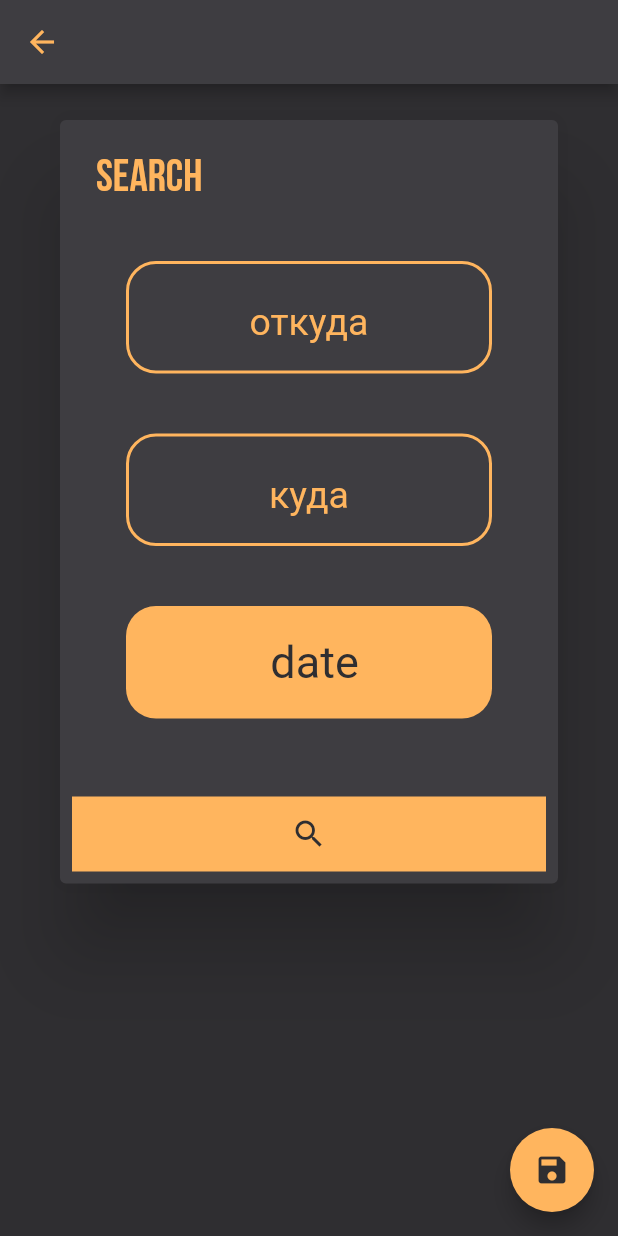
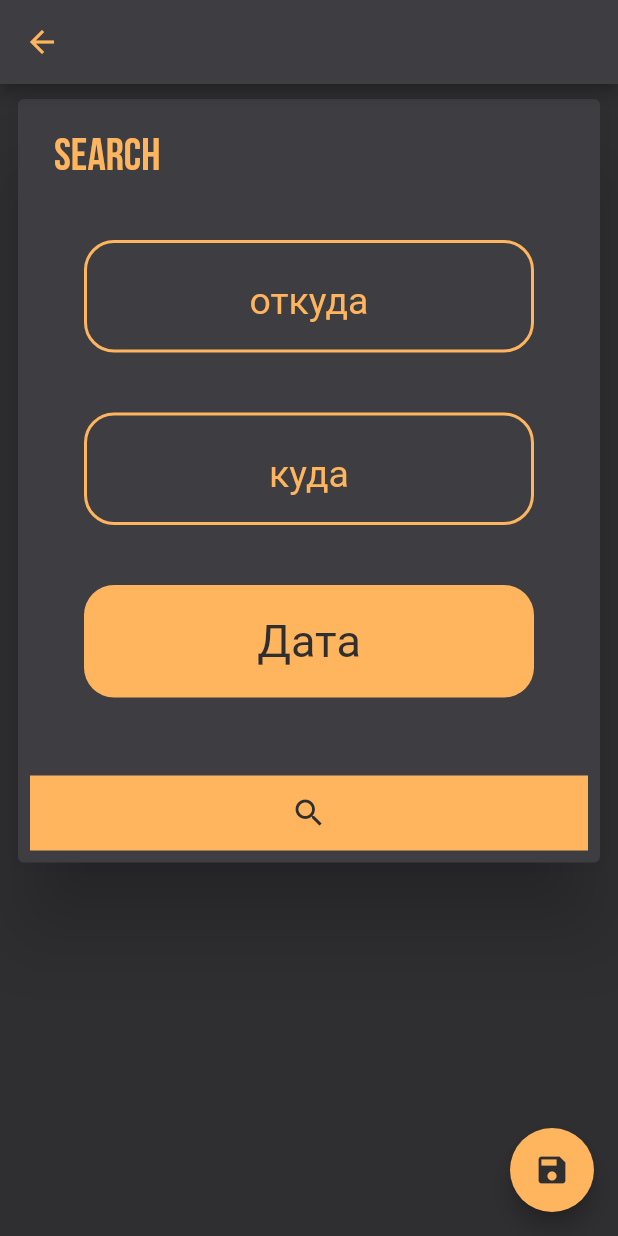
Before and after one commit to YourFoxy/uber, a Flutter app: the RouteSearchPage screen opened by its route, on a phone screen of 412 x 824 dp. Run offline on Flutter 3.47's test engine with Material 2 defaults, Android fonts, the phone set to English and light mode, and no system bars; our stand-ins replace cloud_firestore, csv, firebase_auth, firebase_core, firebase_storage, flutter_bloc and 6 more; missing offline and left inert: dart:ffi; accounts and stored records are empty.

Commit message:
created dialog

```diff
--- a/lib/bloc/page_bloc/route_search/route_search_bloc.dart
+++ b/lib/bloc/page_bloc/route_search/route_search_bloc.dart
@@ -12,14 +12,14 @@ class RouteSearchBloc extends Bloc<RouteSearchEvent, RouteSearchState> {
     // on<ShowRouteEvent>(_onShowRouteEvent);
     // on<ShowPhoneNumberEvent>(_onShowPhoneNumberEvent);
     //on<CallEvent>(_onCallEvent);
-    on<ShowCalendarForSearchEvent>(_onShowCalendarEvent);
-    on<ShowRouteListEvent>(_onShowLocationForArrivalPointEvent);
-    on<CloseWidgetEvent>(_onCloseWidgetEvent);
+    // on<ShowCalendarForSearchEvent>(_onShowCalendarEvent);
+    on<ShowFoundeRouteEvent>(_onShowFoundeRouteEvent);
+    on<OpenSearchDialogEvent>(_onOpenSearchDialogEvent);
   }
 
-  _onShowRouteEvent(event, emit) {
-    emit(const ShowFoundeRouteState());
-  }
+  // _onShowRouteEvent(event, emit) {
+  //   emit(const ShowFoundeRouteState());
+  // }
 
   // _onShowPhoneNumberEvent(event, emit) {
   //   emit(const ShowPhoneNumberState());
@@ -33,16 +33,24 @@ class RouteSearchBloc extends Bloc<RouteSearchEvent, RouteSearchState> {
   //     throw "Can't phone that number.";
   //   }
   // }
-  _onShowCalendarEvent(event, emit) {
-    emit(
-      const ShowCalendarForSearchState(),
-    );
-  }
 
-  _onShowLocationForArrivalPointEvent(event, emit) async {
+  // _onShowCalendarEvent(event, emit) {
+  //   emit(
+  //     const ShowCalendarForSearchState(),
+  //   );
+  // }
+
+  _onShowFoundeRouteEvent(event, emit) async {
     List<List<String>> locationMap =
         await LocationData.createLocationMap(event.context);
-    emit(ShowRouteListState(locationMap: locationMap));
+    emit(
+      ShowFoundeRouteState(
+        routesAndDates: await UserData.getRoutesWithParameters(
+          fromSearchRoute: '${event.fromRoute}',
+          toSearchRoute: '${event.toRoute}',
+        ),
+      ),
+    );
   }
 
   // _onShowLocationForDeparturePointEvent(event, emit) async {
@@ -53,8 +61,8 @@ class RouteSearchBloc extends Bloc<RouteSearchEvent, RouteSearchState> {
   //       locationMap: locationMap));
   // }
 
-  _onCloseWidgetEvent(event, emit) {
-    emit(const CloseWidgetState());
+  _onOpenSearchDialogEvent(event, emit) {
+    emit(const OpenSearchDialogState());
   }
 
   // _onSearchRoutesEvent(event, emit) async {
--- a/lib/bloc/page_bloc/route_search/route_search_event.dart
+++ b/lib/bloc/page_bloc/route_search/route_search_event.dart
@@ -2,12 +2,15 @@ part of 'route_search_bloc.dart';
 
 @freezed
 class RouteSearchEvent with _$RouteSearchEvent {
-  const factory RouteSearchEvent.showRoute() = ShowFoundeRouteEvent;
-  const factory RouteSearchEvent.showRouteList(
-      {required BuildContext context}) = ShowRouteListEvent;
-  const factory RouteSearchEvent.showCalendar() = ShowCalendarForSearchEvent;
+  const factory RouteSearchEvent.showRoute(
+      {required String fromRoute,
+      required String toRoute}) = ShowFoundeRouteEvent;
+  const factory RouteSearchEvent.openSearchDialog() = OpenSearchDialogEvent;
+  // const factory RouteSearchEvent.showRouteList(
+  //     {required BuildContext context}) = ShowRouteListEvent;
+  // const factory RouteSearchEvent.showCalendar() = ShowCalendarForSearchEvent;
 
-  const factory RouteSearchEvent.closeWidget() = CloseWidgetEvent;
+  //const factory RouteSearchEvent.closeWidget() = CloseWidgetEvent;
   // const factory RouteSearchEvent.searchRoutes({
   //   required String fromRoute,
   //   required String toRoute,
--- a/lib/bloc/page_bloc/route_search/route_search_state.dart
+++ b/lib/bloc/page_bloc/route_search/route_search_state.dart
@@ -9,9 +9,11 @@ class RouteSearchState with _$RouteSearchState {
 //           {required List<List<String>> locationMap}) =
 //       ShowLocationState;
   const factory RouteSearchState.initPage() = InitSearchRouteState;
-  const factory RouteSearchState.showRoute() = ShowFoundeRouteState;
-  const factory RouteSearchState.showRouteList(
-      {required List<List<String>> locationMap}) = ShowRouteListState;
-  const factory RouteSearchState.showCalendar() = ShowCalendarForSearchState;
-  const factory RouteSearchState.closeWidget() = CloseWidgetState;
+   const factory RouteSearchState.showRoute({required List<Map<String, String>> routesAndDates}) = ShowFoundeRouteState;
+  const factory RouteSearchState.openSearchDialog() = OpenSearchDialogState;
+//   const factory RouteSearchState.showRoute() = ShowFoundeRouteState;
+//   const factory RouteSearchState.showRouteList(
+//       {required List<List<String>> locationMap}) = ShowRouteListState;
+//  // const factory RouteSearchState.showCalendar() = ShowCalendarForSearchState;
+//   const factory RouteSearchState.closeWidget() = CloseWidgetState;
 }
--- a/lib/bloc/widget_bloc/search_routes_dialog/search_routes_dialog_bloc.dart
+++ b/lib/bloc/widget_bloc/search_routes_dialog/search_routes_dialog_bloc.dart
@@ -0,0 +1,38 @@
+import 'package:uber/scripts/index.dart';
+
+part 'search_routes_dialog_event.dart';
+part 'search_routes_dialog_state.dart';
+part 'search_routes_dialog_bloc.freezed.dart';
+
+class SearchRoutesDialogBloc
+    extends Bloc<SearchRoutesDialogEvent, SearchRoutesDialogState> {
+  SearchRoutesDialogBloc() : super(const InitDialogState()) {
+    on<ShowAllDeparturePointsEvent>(_onShowAllDeparturePointsEvent);
+    on<ShowAllArrivalPointsEvent>(_onShowAllArrivalPointsEvent);
+    on<CloseAllWidgetEvent>(_onCloseWidgetEvent);
+    on<ShowCalendarForSearchEvent>(_onShowCalendarForSearchEvent);
+  }
+  _onShowAllDeparturePointsEvent(event, emit) async {
+    List<List<String>> locationMap =
+        await LocationData.createLocationMap(event.context);
+    emit(ShowAllDeparturePointsState(locationMap: locationMap));
+  }
+
+  _onShowAllArrivalPointsEvent(event, emit) async {
+    List<List<String>> locationMap =
+        await LocationData.createLocationMap(event.context);
+
+    emit(ShowAllArrivalPointsState(locationMap: locationMap));
+  }
+
+  _onCloseWidgetEvent(event, emit) {
+    emit(const CloseAllWidgetState());
+  }
+
+  _onShowCalendarForSearchEvent(event, emit) {
+    emit(
+      //const _ShowCalendarState(),
+      const ShowCalendarForSearchState(),
+    );
+  }
+}
--- a/lib/bloc/widget_bloc/search_routes_dialog/search_routes_dialog_event.dart
+++ b/lib/bloc/widget_bloc/search_routes_dialog/search_routes_dialog_event.dart
@@ -0,0 +1,14 @@
+part of 'search_routes_dialog_bloc.dart';
+
+@freezed
+class SearchRoutesDialogEvent with _$SearchRoutesDialogEvent {
+  const factory SearchRoutesDialogEvent.showAllDeparturePoints(
+      {required BuildContext context}) = ShowAllDeparturePointsEvent;
+  const factory SearchRoutesDialogEvent.showAllArrivalPoints(
+      {required BuildContext context}) = ShowAllArrivalPointsEvent;
+  const factory SearchRoutesDialogEvent.showCalendar() =
+      ShowCalendarForSearchEvent;
+  const factory SearchRoutesDialogEvent.closeWidget() = CloseAllWidgetEvent;
+
+
+}
--- a/lib/bloc/widget_bloc/search_routes_dialog/search_routes_dialog_state.dart
+++ b/lib/bloc/widget_bloc/search_routes_dialog/search_routes_dialog_state.dart
@@ -0,0 +1,13 @@
+part of 'search_routes_dialog_bloc.dart';
+
+@freezed
+class SearchRoutesDialogState with _$SearchRoutesDialogState {
+  const factory SearchRoutesDialogState.initDialog() = InitDialogState;
+  const factory SearchRoutesDialogState.showAllArrivalPoints(
+      {required List<List<String>> locationMap}) = ShowAllArrivalPointsState;
+  const factory SearchRoutesDialogState.showAllDeparturePoints(
+      {required List<List<String>> locationMap}) = ShowAllDeparturePointsState;
+  const factory SearchRoutesDialogState.showCalendar() =
+      ShowCalendarForSearchState;
+  const factory SearchRoutesDialogState.closeWidget() = CloseAllWidgetState;
+}
--- a/lib/main.dart
+++ b/lib/main.dart
@@ -45,6 +45,8 @@ void registerBlocsFactory() {
   _getIt.registerFactory<RouteFoundCardBloc>(() => RouteFoundCardBloc());
   _getIt.registerFactory<TextFieldForLocationExpensionBloc>(
       () => TextFieldForLocationExpensionBloc());
+  _getIt
+      .registerFactory<SearchRoutesDialogBloc>(() => SearchRoutesDialogBloc());
 }
 
 class MyApp extends StatelessWidget {
--- a/lib/pages/route_search_page.dart
+++ b/lib/pages/route_search_page.dart
@@ -47,6 +47,7 @@ class _RouteSearchPageState extends State<RouteSearchPage> {
   void didChangeDependencies() {
     super.didChangeDependencies();
     _routeSearchBloc = BlocProvider.of<RouteSearchBloc>(context);
+    _routeSearchBloc.add(OpenSearchDialogEvent());
   }
 
   @override
@@ -70,54 +71,68 @@ class _RouteSearchPageState extends State<RouteSearchPage> {
           ),
           backgroundColor: AppColors.dark,
           body: SingleChildScrollView(
-            child: Stack(
-              children: [
-                SingleChildScrollView(
-                  child: _PlaceForRouteTextFields(
-                    arrivalPointController: _arrivalPointController,
-                    departurePointController: _departurePointController,
-                    routeCreationBloc: _routeSearchBloc,
-                    date: _date,
-                  ),
-                ),
+            child:
+                //Stack(
+                // children: [
+                // SingleChildScrollView(
+                //   child: _PlaceForRouteTextFields(
+                //     arrivalPointController: _arrivalPointController,
+                //     departurePointController: _departurePointController,
+                //     routeCreationBloc: _routeSearchBloc,
+                //     date: _date,
+                //   ),
+                // ),
                 SafeArea(
               child: state.when(
                 initPage: () => Container(),
-                    showRouteList: (locationMap) => Padding(
-                      padding: const EdgeInsets.only(
-                        top: 235.0,
-                      ),
-                      child: ListOfLocationWidget(
-                        locations: locationMap,
-                        searchLocationString: _arrivalPoint,
-                        onRouteChanged: (location) {
-                          _arrivalPointController.text = location;
-                          _routeSearchBloc.add(CloseWidgetEvent());
-                        },
-                        onClose: () {
-                          print('ddddddddddddddddddddddd');
-                          _routeSearchBloc.add(CloseWidgetEvent());
+                showRoute: (routesAndDates) => ListView.builder(
+                  itemCount: routesAndDates.length,
+                  itemBuilder: (context, index) {
+                    return RouteFoundCardWidget(
+                      date: '${routesAndDates[index][dateFieldInMap]}',
+                      route:
+                          '${routesAndDates[index][fromRoute]} - ${routesAndDates[index][toRoute]}',
+                      phoneNumber: '{routesAndDates[index][phoneNubmer]}',
+                    );
                   },
                 ),
-                    ),
-                    showRoute: () => FoundedRoutesPage(),
-                    closeWidget: () => Container(),
-                    showCalendar: (
-                            //month
-                            ) =>
-                        Center(
-                      child: Padding(
-                        padding: const EdgeInsets.only(
-                          top: 360.0,
-                        ),
-                        child: CalendarWidget(
-                          onDateSet: (date) {
-                            _date = date;
-                            setState(() {});
-                          },
-                        ).createWithProvider<CalendarBloc>(),
-                      ),
-                    ),
+                openSearchDialog: () => const SearchRoutesDialogWidget()
+                    .createWithProvider<SearchRoutesDialogBloc>(),
+                // showRouteList: (locationMap) => Padding(
+                //   padding: const EdgeInsets.only(
+                //     top: 235.0,
+                //   ),
+                //   child: ListOfLocationWidget(
+                //     locations: locationMap,
+                //     searchLocationString: _arrivalPoint,
+                //     onRouteChanged: (location) {
+                //       _arrivalPointController.text = location;
+                //       _routeSearchBloc.add(CloseWidgetEvent());
+                //     },
+                //     onClose: () {
+                //       print('ddddddddddddddddddddddd');
+                //       _routeSearchBloc.add(CloseWidgetEvent());
+                //     },
+                //   ),
+                // ),
+                // showRoute: () => FoundedRoutesPage(),
+                // closeWidget: () => Container(),
+                // showCalendar: (
+                //         //month
+                //         ) =>
+                //     Center(
+                //   child: Padding(
+                //     padding: const EdgeInsets.only(
+                //       top: 360.0,
+                //     ),
+                //     child: CalendarWidget(
+                //       onDateSet: (date) {
+                //         _date = date;
+                //         setState(() {});
+                //       },
+                //     ).createWithProvider<CalendarBloc>(),
+                //   ),
+                // ),
                 // showLocationForDeparturePoint: (locationMap) => Padding(
                 //   padding: const EdgeInsets.only(
                 //     top: 120.0,
@@ -140,9 +155,9 @@ class _RouteSearchPageState extends State<RouteSearchPage> {
                 // closeLocation: () => Container(),
               ),
             ),
-              ],
+            // ],
           ),
-          ),
+          //),
           floatingActionButton: FloatingActionButton(
             backgroundColor: AppColors.orange,
             onPressed: () async {
@@ -187,7 +202,7 @@ class _PlaceForRouteTextFields extends StatelessWidget {
           children: [
             Center(
               child: Column(
-                children: const [
+                children: [
                   // SizedBox(
                   //   height: 20,
                   // ),
@@ -202,7 +217,8 @@ class _PlaceForRouteTextFields extends StatelessWidget {
                   //     );
                   //   },
                   // ),
-                  SearchRoutesDialogWidget(),
+                  const SearchRoutesDialogWidget()
+                      .createWithProvider<SearchRoutesDialogBloc>(),
                   // LocationTextFieldWidget(
                   //   hintText: 'куда',
                   //   controller: arrivalPointController,
--- a/lib/scripts/index.dart
+++ b/lib/scripts/index.dart
@@ -85,3 +85,4 @@ export 'package:url_launcher/url_launcher.dart';
 export 'package:uber/extension/text_field_for_location_expension.dart';
 export 'package:uber/bloc/widget_bloc/text_field_for_location_expension/text_field_for_location_expension_bloc.dart';
 export 'package:uber/pages/founded_routes_page.dart';
+export 'package:uber/bloc/widget_bloc/search_routes_dialog/search_routes_dialog_bloc.dart';
--- a/lib/widgets/list_of_location_widget.dart
+++ b/lib/widgets/list_of_location_widget.dart
@@ -1,6 +1,3 @@
-import 'dart:ffi';
-
-import 'package:flutter/material.dart';
 import 'package:uber/scripts/index.dart';
 
 class ListOfLocationWidget extends StatelessWidget {
--- a/lib/widgets/search_routes_dialog_widget.dart
+++ b/lib/widgets/search_routes_dialog_widget.dart
@@ -9,12 +9,23 @@ class SearchRoutesDialogWidget extends StatefulWidget {
 }
 
 class _SearchRoutesDialogWidgetState extends State<SearchRoutesDialogWidget> {
+  late final SearchRoutesDialogBloc _searchRoutesDialogBloc;
+
   final TextEditingController _departurePointController =
       TextEditingController();
   final TextEditingController _arrivalPointController = TextEditingController();
 
   String _departurePoint = '';
   String _arrivalPoint = '';
+
+  String _date = 'Дата';
+
+  @override
+  void didChangeDependencies() {
+    // TODO: implement didChangeDependencies
+    super.didChangeDependencies();
+    _searchRoutesDialogBloc = BlocProvider.of<SearchRoutesDialogBloc>(context);
+  }
 
   @override
   void initState() {
@@ -48,13 +59,20 @@ class _SearchRoutesDialogWidgetState extends State<SearchRoutesDialogWidget> {
 
   @override
   Widget build(BuildContext context) {
-    return AlertDialog(
+    return InkWell(
+      onTap: (() {
+        _searchRoutesDialogBloc.add(const CloseAllWidgetEvent());
+      }),
+      child: AlertDialog(
+        insetPadding: const EdgeInsets.all(10),
         title: const AppLargeText(
           text: 'Search',
           color: AppColors.orange,
         ),
         backgroundColor: AppColors.plum,
-      content: Column(
+        content: Stack(
+          children: [
+            Column(
               children: [
                 LocationTextFieldWidget(
                   hintText: 'откуда',
@@ -64,6 +82,9 @@ class _SearchRoutesDialogWidgetState extends State<SearchRoutesDialogWidget> {
                   // width: 180,
                   // height: 60,
                   onTap: () {
+                    _searchRoutesDialogBloc.add(
+                      ShowAllDeparturePointsEvent(context: context),
+                    );
                     // routeCreationBloc.add(
                     //   ShowRouteListEvent(context: context),
                     // );
@@ -75,6 +96,9 @@ class _SearchRoutesDialogWidgetState extends State<SearchRoutesDialogWidget> {
                   borderColor: AppColors.orange,
                   textColor: AppColors.orange,
                   onTap: () {
+                    _searchRoutesDialogBloc.add(
+                      ShowAllArrivalPointsEvent(context: context),
+                    );
                     // routeCreationBloc.add(
                     //   ShowRouteListEvent(context: context),
                     // );
@@ -85,17 +109,72 @@ class _SearchRoutesDialogWidgetState extends State<SearchRoutesDialogWidget> {
                     // routeCreationBloc.add(
                     //   const ShowCalendarForSearchEvent(),
                     // );
+                    _searchRoutesDialogBloc
+                        .add(const ShowCalendarForSearchEvent());
                   },
                   child: OrangeButtonWidget(
-              textButton: ' date',
+                    textButton: _date,
                   ),
+                ),
+              ],
+            ),
+            BlocBuilder<SearchRoutesDialogBloc, SearchRoutesDialogState>(
+              builder: (context, state) {
+                return state.when(
+                  initDialog: () => const SizedBox(),
+                  showAllArrivalPoints: (locationMap) => Padding(
+                    padding: const EdgeInsets.only(top: 230.0),
+                    child: ListOfLocationWidget(
+                      locations: locationMap,
+                      searchLocationString: _arrivalPoint,
+                      onClose: () {
+                        _searchRoutesDialogBloc.add(
+                          const CloseAllWidgetEvent(),
+                        );
+                      },
+                      onRouteChanged: (location) {
+                        _arrivalPointController.text = location;
+                        _searchRoutesDialogBloc.add(
+                          const CloseAllWidgetEvent(),
+                        );
+                      },
+                    ),
+                  ),
+                  showAllDeparturePoints: (locationMap) => Padding(
+                    padding: const EdgeInsets.only(top: 110.0),
+                    child: ListOfLocationWidget(
+                      locations: locationMap,
+                      searchLocationString: _departurePoint,
+                      onClose: () {
+                        _searchRoutesDialogBloc.add(
+                          const CloseAllWidgetEvent(),
+                        );
+                      },
+                      onRouteChanged: (location) {
+                        _departurePointController.text = location;
+                        _searchRoutesDialogBloc.add(
+                          const CloseAllWidgetEvent(),
+                        );
+                      },
+                    ),
+                  ),
+                  showCalendar: () => Padding(
+                    padding: const EdgeInsets.only(top: 340),
+                    child: CalendarWidget(onDateSet: (onDateSet) {
+                      setState(() {
+                        _date = onDateSet;
+                      });
+                    }).createWithProvider<CalendarBloc>(),
+                  ),
+                  closeWidget: () => const SizedBox(),
+                );
+              },
             ),
           ],
         ),
         actions: [
           InkWell(
-          onTap: () {
-          },
+            onTap: () {},
             child: Container(
               width: double.infinity,
               height: 50,
@@ -108,6 +187,7 @@ class _SearchRoutesDialogWidgetState extends State<SearchRoutesDialogWidget> {
             ),
           )
         ],
+      ),
     );
   }
 }
```
Also changed, not shown: lib/bloc/page_bloc/route_search/route_search_bloc.freezed.dart, lib/bloc/widget_bloc/search_routes_dialog/search_routes_dialog_bloc.freezed.dart (added). Lines whose indentation alone changed are shown as unchanged.
